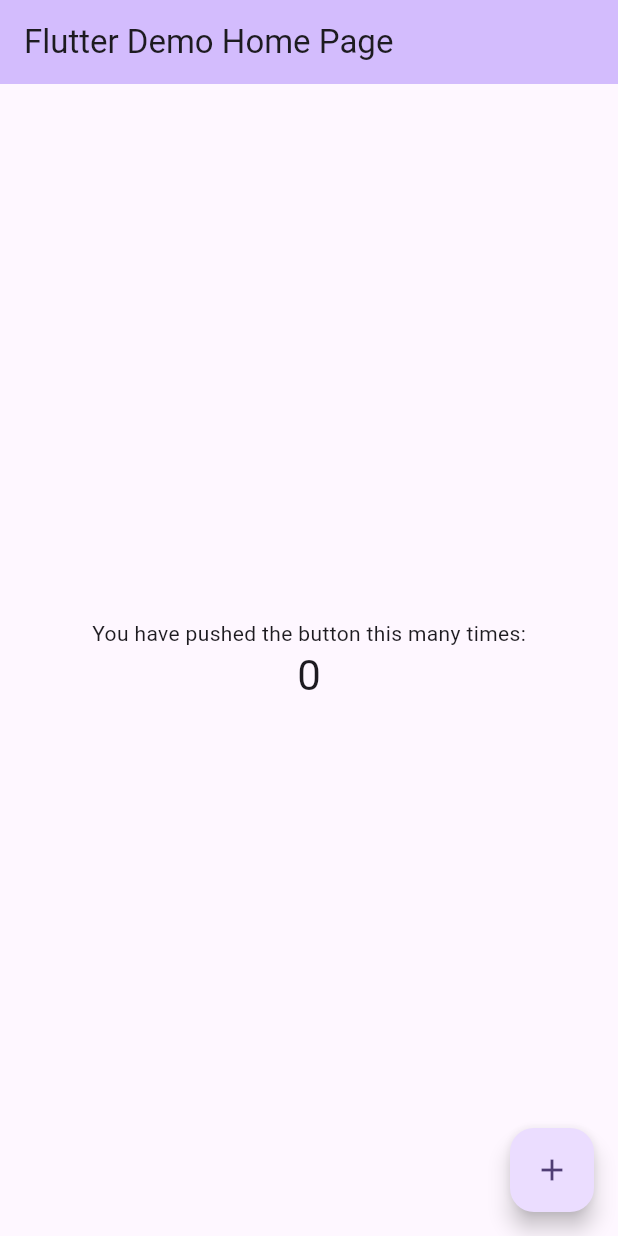
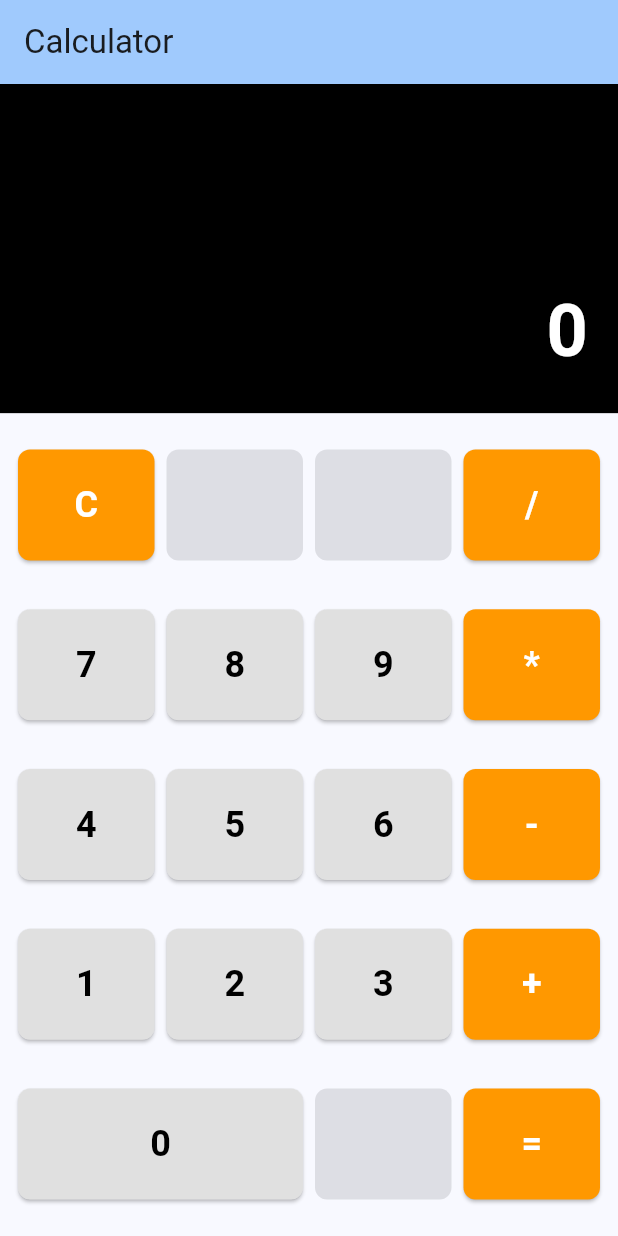
Before and after one commit to jithu2111/calculator_app, a Flutter app: the screen it shows after launch, on a phone screen of 412 x 824 dp. Run offline on Flutter 3.47's test engine with Material 3 defaults, Android fonts, the phone set to English and light mode, and no system bars.

Commit message:
Implemented basic arithmetic operations and Display area

```diff
--- a/lib/main.dart
+++ b/lib/main.dart
@@ -1,122 +1,257 @@
 import 'package:flutter/material.dart';
 
 void main() {
-  runApp(const MyApp());
+  runApp(const CalculatorApp());
 }
 
-class MyApp extends StatelessWidget {
-  const MyApp({super.key});
+class CalculatorApp extends StatelessWidget {
+  const CalculatorApp({super.key});
 
-  // This widget is the root of your application.
   @override
   Widget build(BuildContext context) {
     return MaterialApp(
-      title: 'Flutter Demo',
+      title: 'Calculator',
       theme: ThemeData(
-        // This is the theme of your application.
-        //
-        // TRY THIS: Try running your application with "flutter run". You'll see
-        // the application has a purple toolbar. Then, without quitting the app,
-        // try changing the seedColor in the colorScheme below to Colors.green
-        // and then invoke "hot reload" (save your changes or press the "hot
-        // reload" button in a Flutter-supported IDE, or press "r" if you used
-        // the command line to start the app).
-        //
-        // Notice that the counter didn't reset back to zero; the application
-        // state is not lost during the reload. To reset the state, use hot
-        // restart instead.
-        //
-        // This works for code too, not just values: Most code changes can be
-        // tested with just a hot reload.
-        colorScheme: ColorScheme.fromSeed(seedColor: Colors.deepPurple),
+        colorScheme: ColorScheme.fromSeed(seedColor: Colors.blue),
+        useMaterial3: true,
       ),
-      home: const MyHomePage(title: 'Flutter Demo Home Page'),
+      home: const Calculator(),
     );
   }
 }
 
-class MyHomePage extends StatefulWidget {
-  const MyHomePage({super.key, required this.title});
-
-  // This widget is the home page of your application. It is stateful, meaning
-  // that it has a State object (defined below) that contains fields that affect
-  // how it looks.
-
-  // This class is the configuration for the state. It holds the values (in this
-  // case the title) provided by the parent (in this case the App widget) and
-  // used by the build method of the State. Fields in a Widget subclass are
-  // always marked "final".
-
-  final String title;
+class Calculator extends StatefulWidget {
+  const Calculator({super.key});
 
   @override
-  State<MyHomePage> createState() => _MyHomePageState();
+  State<Calculator> createState() => _CalculatorState();
 }
 
-class _MyHomePageState extends State<MyHomePage> {
-  int _counter = 0;
+class _CalculatorState extends State<Calculator> {
+  String _display = '0';
+  String _previousValue = '';
+  String _operator = '';
+  bool _waitingForNewValue = false;
 
-  void _incrementCounter() {
+  void _onNumberPressed(String number) {
     setState(() {
-      // This call to setState tells the Flutter framework that something has
-      // changed in this State, which causes it to rerun the build method below
-      // so that the display can reflect the updated values. If we changed
-      // _counter without calling setState(), then the build method would not be
-      // called again, and so nothing would appear to happen.
-      _counter++;
+      if (_waitingForNewValue) {
+        _display = _previousValue + _operator + number;
+        _waitingForNewValue = false;
+      } else {
+        _display = _display == '0' ? number : _display + number;
+      }
     });
+  }
+
+  void _onOperatorPressed(String operator) {
+    setState(() {
+      if (_previousValue.isNotEmpty && !_waitingForNewValue) {
+        _calculate();
+        _previousValue = _display;
+      } else {
+        _previousValue = _display;
+      }
+      _operator = operator;
+      _display = _display + operator;
+      _waitingForNewValue = true;
+    });
+  }
+
+  void _calculate() {
+    if (_previousValue.isEmpty || _operator.isEmpty) return;
+
+    String currentValue = _display.substring(_previousValue.length + 1);
+    if (currentValue.isEmpty) return;
+
+    double prev = double.parse(_previousValue);
+    double current = double.parse(currentValue);
+    double result = 0;
+
+    switch (_operator) {
+      case '+':
+        result = prev + current;
+        break;
+      case '-':
+        result = prev - current;
+        break;
+      case '*':
+        result = prev * current;
+        break;
+      case '/':
+        if (current != 0) {
+          result = prev / current;
+        } else {
+          _display = 'Error';
+          _clear();
+          return;
+        }
+        break;
+    }
+
+    _display = result % 1 == 0 ? result.toInt().toString() : result.toString();
+    _previousValue = '';
+    _operator = '';
+    _waitingForNewValue = true;
+  }
+
+  void _clear() {
+    setState(() {
+      _display = '0';
+      _previousValue = '';
+      _operator = '';
+      _waitingForNewValue = false;
+    });
+  }
+
+  void _onEqualsPressed() {
+    setState(() {
+      _calculate();
+    });
+  }
+
+  Widget _buildButton(String text, {Color? color, Color? textColor}) {
+    return Expanded(
+      child: Padding(
+        padding: const EdgeInsets.all(4.0),
+        child: ElevatedButton(
+          onPressed: text.isEmpty ? null : () {
+            if (text == 'C') {
+              _clear();
+            } else if (text == '=') {
+              _onEqualsPressed();
+            } else if (['+', '-', '*', '/'].contains(text)) {
+              _onOperatorPressed(text);
+            } else {
+              _onNumberPressed(text);
+            }
+          },
+          style: ElevatedButton.styleFrom(
+            backgroundColor: color ?? Colors.grey[300],
+            foregroundColor: textColor ?? Colors.black,
+            padding: const EdgeInsets.all(20),
+            shape: RoundedRectangleBorder(
+              borderRadius: BorderRadius.circular(8),
+            ),
+          ),
+          child: Text(
+            text,
+            style: const TextStyle(fontSize: 24, fontWeight: FontWeight.bold),
+          ),
+        ),
+      ),
+    );
   }
 
   @override
   Widget build(BuildContext context) {
-    // This method is rerun every time setState is called, for instance as done
-    // by the _incrementCounter method above.
-    //
-    // The Flutter framework has been optimized to make rerunning build methods
-    // fast, so that you can just rebuild anything that needs updating rather
-    // than having to individually change instances of widgets.
     return Scaffold(
       appBar: AppBar(
-        // TRY THIS: Try changing the color here to a specific color (to
-        // Colors.amber, perhaps?) and trigger a hot reload to see the AppBar
-        // change color while the other colors stay the same.
+        title: const Text('Calculator'),
         backgroundColor: Theme.of(context).colorScheme.inversePrimary,
-        // Here we take the value from the MyHomePage object that was created by
-        // the App.build method, and use it to set our appbar title.
-        title: Text(widget.title),
       ),
-      body: Center(
-        // Center is a layout widget. It takes a single child and positions it
-        // in the middle of the parent.
-        child: Column(
-          // Column is also a layout widget. It takes a list of children and
-          // arranges them vertically. By default, it sizes itself to fit its
-          // children horizontally, and tries to be as tall as its parent.
-          //
-          // Column has various properties to control how it sizes itself and
-          // how it positions its children. Here we use mainAxisAlignment to
-          // center the children vertically; the main axis here is the vertical
-          // axis because Columns are vertical (the cross axis would be
-          // horizontal).
-          //
-          // TRY THIS: Invoke "debug painting" (choose the "Toggle Debug Paint"
-          // action in the IDE, or press "p" in the console), to see the
-          // wireframe for each widget.
-          mainAxisAlignment: MainAxisAlignment.center,
-          children: <Widget>[
-            const Text('You have pushed the button this many times:'),
-            Text(
-              '$_counter',
-              style: Theme.of(context).textTheme.headlineMedium,
+      body: Column(
+        children: [
+          Expanded(
+            flex: 2,
+            child: Container(
+              width: double.infinity,
+              padding: const EdgeInsets.all(20),
+              color: Colors.black,
+              child: Align(
+                alignment: Alignment.bottomRight,
+                child: Text(
+                  _display,
+                  style: const TextStyle(
+                    color: Colors.white,
+                    fontSize: 48,
+                    fontWeight: FontWeight.bold,
+                  ),
+                ),
+              ),
             ),
-          ],
-        ),
+          ),
+          Expanded(
+            flex: 5,
+            child: Padding(
+              padding: const EdgeInsets.all(8.0),
+              child: Column(
+                children: [
+                  Expanded(
+                    child: Row(
+                      children: [
+                        _buildButton('C', color: Colors.orange, textColor: Colors.white),
+                        _buildButton('', color: Colors.grey[300]),
+                        _buildButton('', color: Colors.grey[300]),
+                        _buildButton('/', color: Colors.orange, textColor: Colors.white),
+                      ],
+                    ),
+                  ),
+                  Expanded(
+                    child: Row(
+                      children: [
+                        _buildButton('7'),
+                        _buildButton('8'),
+                        _buildButton('9'),
+                        _buildButton('*', color: Colors.orange, textColor: Colors.white),
+                      ],
+                    ),
+                  ),
+                  Expanded(
+                    child: Row(
+                      children: [
+                        _buildButton('4'),
+                        _buildButton('5'),
+                        _buildButton('6'),
+                        _buildButton('-', color: Colors.orange, textColor: Colors.white),
+                      ],
+                    ),
+                  ),
+                  Expanded(
+                    child: Row(
+                      children: [
+                        _buildButton('1'),
+                        _buildButton('2'),
+                        _buildButton('3'),
+                        _buildButton('+', color: Colors.orange, textColor: Colors.white),
+                      ],
+                    ),
+                  ),
+                  Expanded(
+                    child: Row(
+                      children: [
+                        Expanded(
+                          flex: 2,
+                          child: Padding(
+                            padding: const EdgeInsets.all(4.0),
+                            child: ElevatedButton(
+                              onPressed: () => _onNumberPressed('0'),
+                              style: ElevatedButton.styleFrom(
+                                backgroundColor: Colors.grey[300],
+                                foregroundColor: Colors.black,
+                                padding: const EdgeInsets.all(20),
+                                shape: RoundedRectangleBorder(
+                                  borderRadius: BorderRadius.circular(8),
+                                ),
+                              ),
+                              child: const Text(
+                                '0',
+                                style: TextStyle(fontSize: 24, fontWeight: FontWeight.bold),
+                              ),
+                            ),
+                          ),
+                        ),
+                        _buildButton('', color: Colors.grey[300]),
+                        _buildButton('=', color: Colors.orange, textColor: Colors.white),
+                      ],
+                    ),
+                  ),
+                ],
+              ),
+            ),
+          ),
+        ],
       ),
-      floatingActionButton: FloatingActionButton(
-        onPressed: _incrementCounter,
-        tooltip: 'Increment',
-        child: const Icon(Icons.add),
-      ), // This trailing comma makes auto-formatting nicer for build methods.
     );
   }
 }
```
Also changed, not shown: 1 other file.
